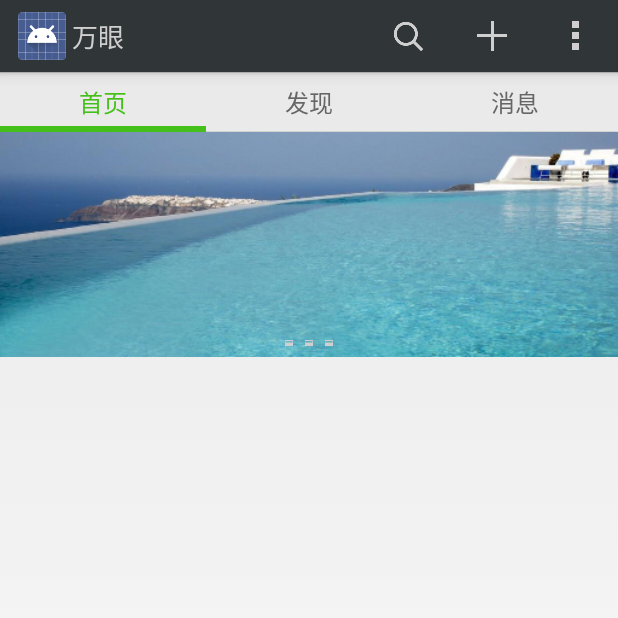
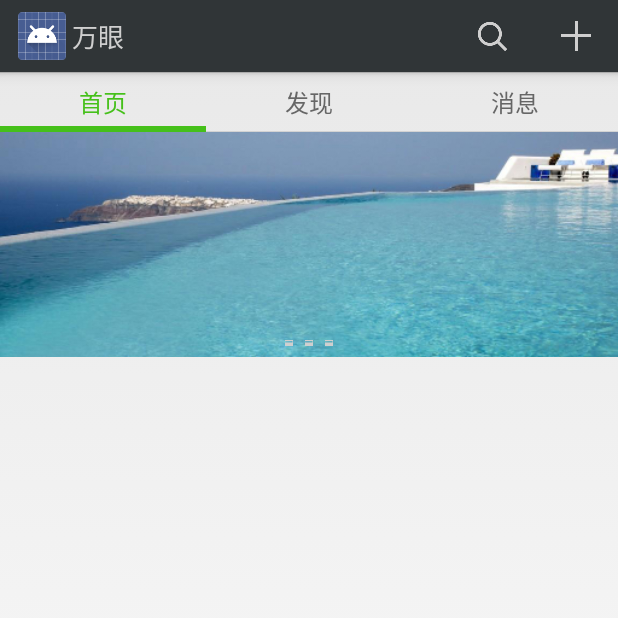
Before and after one commit to kyowang/Waneye_01, an Android app: the screen it shows after launch (MainActivity), on a phone screen of 412 x 824 dp, the top half of it. Run offline under Robolectric (Android 15) with nearby library versions, the phone set to English and light mode, and no system bars; libraries missing offline, so code that uses them is left out: com.baidu.mapapi; 1 statement that could not run was skipped.

Commit message:
change face menus

```diff
--- a/app/src/main/java/com/example/wechatsample/ChatFragment.java
+++ b/app/src/main/java/com/example/wechatsample/ChatFragment.java
@@ -56,7 +56,7 @@ import java.util.concurrent.TimeUnit;
  * @author guolin
  */
 public class ChatFragment extends Fragment {
-
+    private ArrayList<GetStarEyeByMeTask> myInstanceTask;
     //轮播图图片数量
     private final static int IMAGE_COUNT = 3;
     //自动轮播的时间间隔
@@ -102,7 +102,7 @@ public class ChatFragment extends Fragment {
     public void onActivityCreated(Bundle savedInstanceState) {
         super.onActivityCreated(savedInstanceState);
         //mLVStarEyeInstance = (ListView)getActivity().findViewById(R.id.listHot);
-
+        myInstanceTask = new ArrayList<GetStarEyeByMeTask>();
         mChatLLMain = (LinearLayout)getActivity().findViewById(R.id.mChatLLMain);
         viewPager = (ViewPager)getActivity().findViewById(R.id.viewPager);
         viewPager.setFocusable(true);
@@ -113,7 +113,9 @@ public class ChatFragment extends Fragment {
     @Override
     public void onResume() {
         super.onResume();
-        new GetStarEyeByMeTask().execute("");
+        GetStarEyeByMeTask temp = new GetStarEyeByMeTask();
+        myInstanceTask.add(temp);
+        temp.execute("");
     }
 
     /**
@@ -141,6 +143,20 @@ public class ChatFragment extends Fragment {
         imageViewsList = new ArrayList<ImageView>();
         dotViewsList = new ArrayList<View>();
 
+    }
+
+    @Override
+    public void onDestroy() {
+        GetStarEyeByMeTask temp = null;
+        for(int i = 0 ; i < myInstanceTask.size(); i++)
+        {
+            temp = myInstanceTask.get(i);
+            if(temp != null && temp.getStatus() != AsyncTask.Status.FINISHED)
+            {
+                temp.cancel(true);
+            }
+        }
+        super.onDestroy();
     }
 
     /**
@@ -308,6 +324,10 @@ public class ChatFragment extends Fragment {
             {
                 e.printStackTrace();
             }
+            if(isCancelled())
+            {
+                return "";
+            }
             return result;
         }
         protected void onPostExecute(String result)
--- a/app/src/main/java/com/example/wechatsample/FoundFragment.java
+++ b/app/src/main/java/com/example/wechatsample/FoundFragment.java
@@ -35,6 +35,7 @@ import java.util.jar.Attributes;
 public class FoundFragment extends Fragment {
     private LinearLayout mLLFoundMain;
     private String mJson = "";
+    private ArrayList<GetStarEyeByNearBy> getNearBy;
 	@Override
 	public View onCreateView(LayoutInflater inflater, ViewGroup container,
 			Bundle savedInstanceState) {
@@ -53,6 +54,7 @@ public class FoundFragment extends Fragment {
 		v.setTextSize((int) TypedValue.applyDimension(TypedValue.COMPLEX_UNIT_SP, 12, dm));
 		fl.addView(v);
 		return fl;*/
+        getNearBy = new ArrayList<GetStarEyeByNearBy>();
         LinearLayout view = (LinearLayout)inflater.inflate(R.layout.found_fragment_activity, container, false );
         return view;
 	}
@@ -63,13 +65,30 @@ public class FoundFragment extends Fragment {
         mLLFoundMain = (LinearLayout) getActivity().findViewById(R.id.llFoundMain);
         //RequestEntity re = new RequestEntity("ss","hashjfjkdsfhksjdhfksdfhskjdhfkadad","jinluu",1,1,11.111,22.222,null);
         //mLLFoundMain.addView(new EntityProducer(getActivity(),re).generateViewByInstances());
-        new GetStarEyeByNearBy().execute("");
+        GetStarEyeByNearBy task = new GetStarEyeByNearBy();
+        getNearBy.add(task);
+        task.execute("");
     }
 
     @Override
     public void onResume() {
         super.onResume();
-        new GetStarEyeByNearBy().execute("");
+        GetStarEyeByNearBy task = new GetStarEyeByNearBy();
+        getNearBy.add(task);
+        task.execute("");
+    }
+
+    @Override
+    public void onDestroy() {
+        GetStarEyeByNearBy temp = null;
+        for(int i = 0; i< getNearBy.size(); i++)
+        {
+            temp = getNearBy.get(i);
+            if (temp != null && temp.getStatus() != AsyncTask.Status.FINISHED)
+                temp.cancel(true);
+        }
+
+        super.onDestroy();
     }
 
     private class GetStarEyeByNearBy extends AsyncTask<String , Void, String> {
@@ -89,7 +108,10 @@ public class FoundFragment extends Fragment {
                 {
                     result = WanEyeUtil.doGetStarEyeByLocation(myLat,myLng,"1000");
                 }
-
+                if(isCancelled())
+                {
+                    return "";
+                }
             }
             catch (Exception e)
             {
--- a/app/src/main/res/menu/main.xml
+++ b/app/src/main/res/menu/main.xml
@@ -14,25 +14,4 @@
         android:icon="@drawable/actionbar_add_icon"
         android:showAsAction="ifRoom"
         android:title="@string/action_plus"/>
-    <item
-        android:id="@+id/action_album"
-        android:icon="@drawable/user_cccccc_64"
-        android:title="@string/action_personal"/>
-    <item
-        android:id="@+id/action_login"
-        android:icon="@drawable/user_cccccc_64"
-        android:title="@string/action_login"/>
-    <item
-        android:id="@+id/action_register"
-        android:icon="@drawable/user_cccccc_64"
-        android:title="@string/action_register"/>
-    <item
-        android:id="@+id/action_settings"
-        android:icon="@drawable/ofm_setting_icon"
-        android:title="@string/action_settings"/>
-    <item
-        android:id="@+id/action_feed"
-        android:icon="@drawable/ofm_feedback_icon"
-        android:title="@string/action_feed"/>
-
 </menu>
--- a/app/src/main/res/values/colors.xml
+++ b/app/src/main/res/values/colors.xml
@@ -1,5 +1,6 @@
 <?xml version="1.0" encoding="utf-8"?>
 <resources>
-    <color name="background_tab_pressed">#6633B5E5</color>
+    <color name="background_tab_pressed">#1874CDFF</color>
+    <!-- <color name="background_tab_pressed">#6633B5E5</color> -->
     <color name="commom_background_color">#CCCCCC</color>
 </resources>
--- a/app/src/main/res/values/strings.xml
+++ b/app/src/main/res/values/strings.xml
@@ -17,7 +17,7 @@
     <string name="plus_login">用户登录</string>
     <string name="plus_register">用户注册</string>
     <string name="plus_video_chat">视频聊天</string>
-    <string name="plus_scan">扫一扫</string>
+    <string name="plus_setting">设置</string>
     <string name="plus_take_photo">拍照分享</string>
     <string name="title_activity_login">登录</string>
     <string name="hello_world">Hello world!</string>
```
Also changed, not shown: app/src/main/java/com/example/wechatsample/MainActivity.java (+10 -10 lines), app/src/main/java/com/example/wechatsample/PlusActionProvider.java (+5 -5 lines).
